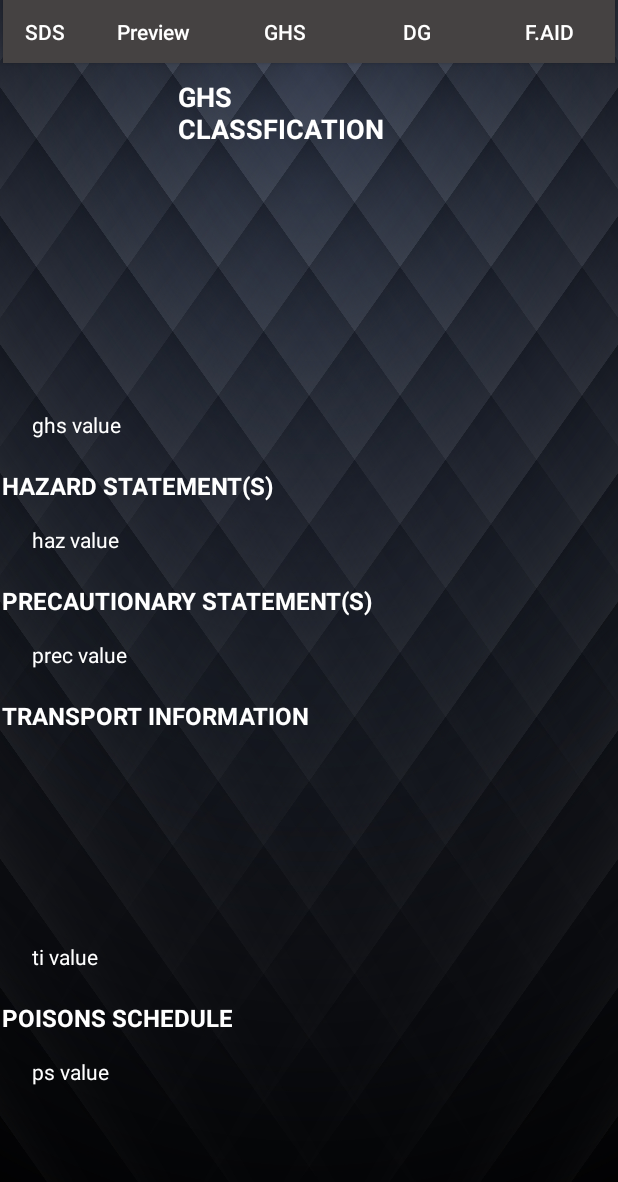
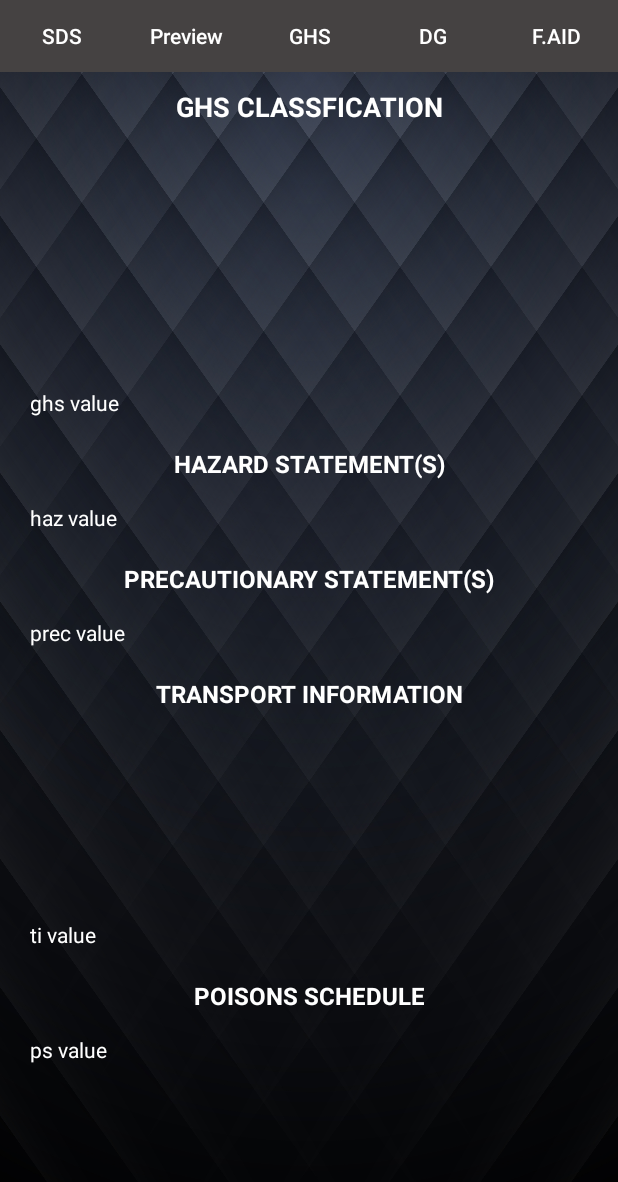
Before and after one commit to chemical-safety-international/InfosafeCSI-onMove-Android-, an Android app: the layout activity_sdsview_main_page_ac.xml on its own in the app's theme, with its tools: preview values and no code run, on a phone screen of 412 x 824 dp. Shown: the top 1182 px of the screen. Run offline under Robolectric (Android 15) with nearby library versions, the phone set to English and light mode, and no system bars.

Commit message:
Adjust progress bar and buttons layout

```diff
--- a/InfosafeCSIonMoveAndroid/app/src/main/java/com/chemicalsafety/infosafecsi_onmoveandroid/SDSViewMainPageAC.java
+++ b/InfosafeCSIonMoveAndroid/app/src/main/java/com/chemicalsafety/infosafecsi_onmoveandroid/SDSViewMainPageAC.java
@@ -36,6 +36,8 @@ public class SDSViewMainPageAC extends AppCompatActivity {
     Button sdsBtn, previewBtn, ghsBtn, dgBtn, faBtn;
 
     ProgressBar sdsprogressBar;
+
+    int sdsBtnwidth;
 
 //    private long mLastClickTime = 0;
     private boolean sdsget = false;
@@ -82,6 +84,11 @@ public class SDSViewMainPageAC extends AppCompatActivity {
 //        PrimeThread p = new PrimeThread(143);
 //        p.start();
 
+    }
+
+    public void onWindowFocusChanged(boolean hasFocus) {
+        super.onWindowFocusChanged(hasFocus);
+        sdsBtnwidth = sdsBtn.getWidth();
     }
 
     public void setValues() {
@@ -201,6 +208,8 @@ public class SDSViewMainPageAC extends AppCompatActivity {
 
                 previewBtn.setBackgroundColor(getResources().getColor(R.color.colorOrange));
                 sdsBtn.setBackgroundColor(Color.TRANSPARENT);
+
+                sdsprogressBar.getLayoutParams().width = sdsBtnwidth;
 
             }
         });
--- a/InfosafeCSIonMoveAndroid/app/src/main/java/com/chemicalsafety/infosafecsi_onmoveandroid/csiwcf/csiWCFMethods.java
+++ b/InfosafeCSIonMoveAndroid/app/src/main/java/com/chemicalsafety/infosafecsi_onmoveandroid/csiwcf/csiWCFMethods.java
@@ -18,8 +18,8 @@ import org.json.JSONObject;
 
 public class csiWCFMethods {
 
-    //private String url = "http://www.csinfosafe.com/CSIMD_WCF/CSI_MD_Service.svc/";
-    String url = "http://192.168.1.22/CSIMD_WCF/CSI_MD_Service.svc/";
+    private String url = "http://www.csinfosafe.com/CSIMD_WCF/CSI_MD_Service.svc/";
+    //String url = "http://192.168.1.22/CSIMD_WCF/CSI_MD_Service.svc/";
 
 
 
--- a/InfosafeCSIonMoveAndroid/app/src/main/res/layout/activity_sdsview_main_page_ac.xml
+++ b/InfosafeCSIonMoveAndroid/app/src/main/res/layout/activity_sdsview_main_page_ac.xml
@@ -7,84 +7,102 @@
     android:background="@drawable/card"
     tools:context=".SDSViewMainPageAC">
 
+    <androidx.constraintlayout.widget.ConstraintLayout
+        android:id="@+id/buttonsLayout"
+        android:layout_width="0dp"
+        android:layout_height="wrap_content"
+        app:layout_constraintEnd_toEndOf="parent"
+        app:layout_constraintStart_toStartOf="parent"
+        app:layout_constraintTop_toTopOf="parent">
+
         <ProgressBar
             android:id="@+id/sdsprogressBar"
             style="@style/Widget.AppCompat.ProgressBar.Horizontal"
-        android:layout_width="0dp"
-        android:layout_height="0dp"
+            android:layout_width="81dp"
+            android:layout_height="49dp"
             android:max="100"
             android:progress="0"
             android:progressTint="@color/colorLightBlack"
-        app:layout_constraintBottom_toBottomOf="@+id/sdsBtn"
-        app:layout_constraintEnd_toStartOf="@+id/prevBtn"
-        app:layout_constraintStart_toStartOf="@+id/sdsBtn"
-        app:layout_constraintTop_toTopOf="@+id/sdsBtn" />
+            app:layout_constraintBottom_toBottomOf="@+id/linearLayout"
+            app:layout_constraintStart_toStartOf="@+id/linearLayout"
+            app:layout_constraintTop_toTopOf="@+id/linearLayout" />
+
+        <LinearLayout
+            android:id="@+id/linearLayout"
+            android:layout_width="match_parent"
+            android:layout_height="0dp"
+            android:background="@android:color/transparent"
+            android:orientation="horizontal"
+            app:layout_constraintEnd_toEndOf="parent"
+            app:layout_constraintStart_toStartOf="parent"
+            app:layout_constraintTop_toTopOf="parent">
+
+
+            <Button
+                android:id="@+id/sdsBtn"
+                style="@style/Widget.AppCompat.Button.Borderless"
+                android:layout_width="wrap_content"
+                android:layout_height="wrap_content"
+                android:layout_weight="1"
+                android:background="@color/colorLightBlack"
+                android:onClick="sdsBtnTapped"
+                android:text="@string/sdsm_sdsbtn"
+                android:textColor="@android:color/white" />
 
             <Button
                 android:id="@+id/prevBtn"
-        android:layout_width="88dp"
-        android:layout_height="42dp"
+                style="@style/Widget.AppCompat.Button.Borderless"
+                android:layout_width="wrap_content"
+                android:layout_height="wrap_content"
+                android:layout_weight="1"
                 android:background="@color/colorLightBlack"
                 android:text="@string/sdsm_prevbtn"
                 android:textAllCaps="false"
-        android:textColor="@android:color/white"
-        app:layout_constraintEnd_toStartOf="@+id/ghsBtn"
-        app:layout_constraintTop_toTopOf="parent" />
+                android:textColor="@android:color/white" />
 
             <Button
                 android:id="@+id/ghsBtn"
-        android:layout_width="88dp"
-        android:layout_height="42dp"
+                style="@style/Widget.AppCompat.Button.Borderless"
+                android:layout_width="wrap_content"
+                android:layout_height="wrap_content"
+                android:layout_weight="1"
                 android:background="@color/colorLightBlack"
                 android:text="@string/sdsm_ghsbtn"
-        android:textColor="@android:color/white"
-        app:layout_constraintEnd_toStartOf="@+id/dgBtn"
-        app:layout_constraintTop_toTopOf="parent" />
-
-    <Button
-        android:id="@+id/sdsBtn"
-        android:layout_width="0dp"
-        android:layout_height="42dp"
-        android:layout_marginStart="2dp"
-        android:layout_marginLeft="2dp"
-        android:background="@color/colorLightBlack"
-        android:onClick="sdsBtnTapped"
-        android:text="@string/sdsm_sdsbtn"
-        android:textColor="@android:color/white"
-        app:layout_constraintEnd_toStartOf="@+id/prevBtn"
-        app:layout_constraintStart_toStartOf="parent"
-        app:layout_constraintTop_toTopOf="parent" />
+                android:textColor="@android:color/white" />
 
             <Button
                 android:id="@+id/dgBtn"
-        android:layout_width="88dp"
-        android:layout_height="42dp"
+                style="@style/Widget.AppCompat.Button.Borderless"
+                android:layout_width="wrap_content"
+                android:layout_height="wrap_content"
+                android:layout_weight="1"
                 android:background="@color/colorLightBlack"
                 android:text="@string/sdsm_dgbtn"
-        android:textColor="@android:color/white"
-        app:layout_constraintEnd_toStartOf="@+id/faidBtn"
-        app:layout_constraintTop_toTopOf="parent" />
+                android:textColor="@android:color/white" />
 
             <Button
                 android:id="@+id/faidBtn"
-        android:layout_width="88dp"
-        android:layout_height="42dp"
-        android:layout_marginEnd="2dp"
-        android:layout_marginRight="2dp"
+                style="@style/Widget.AppCompat.Button.Borderless"
+                android:layout_width="wrap_content"
+                android:layout_height="wrap_content"
+                android:layout_weight="1"
                 android:background="@color/colorLightBlack"
                 android:text="@string/sdsm_faidbtn"
-        android:textColor="@android:color/white"
-        app:layout_constraintEnd_toEndOf="parent"
-        app:layout_constraintTop_toTopOf="parent" />
+                android:textColor="@android:color/white" />
+
+
+        </LinearLayout>
+    </androidx.constraintlayout.widget.ConstraintLayout>
 
     <ScrollView
-        android:layout_width="410dp"
+        android:id="@+id/scrollView2"
+        android:layout_width="0dp"
         android:layout_height="0dp"
         android:fillViewport="true"
         app:layout_constraintBottom_toBottomOf="parent"
         app:layout_constraintEnd_toEndOf="parent"
         app:layout_constraintStart_toStartOf="parent"
-        app:layout_constraintTop_toBottomOf="@+id/prevBtn">
+        app:layout_constraintTop_toBottomOf="@+id/buttonsLayout">
 
         <androidx.constraintlayout.widget.ConstraintLayout
             android:layout_width="match_parent"
@@ -108,9 +126,10 @@
 
             <TextView
                 android:id="@+id/ghstitle"
-                android:layout_width="176dp"
+                android:layout_width="0dp"
                 android:layout_height="wrap_content"
                 android:layout_marginTop="10dp"
+                android:gravity="center"
                 android:text="@string/sdsm_ghstitle"
                 android:textColor="@android:color/white"
                 android:textSize="18sp"
@@ -176,6 +195,7 @@
                 android:layout_width="0dp"
                 android:layout_height="wrap_content"
                 android:layout_marginTop="20dp"
+                android:gravity="center"
                 android:text="@string/sdsm_haztitle"
                 android:textColor="@android:color/white"
                 android:textSize="16sp"
@@ -204,6 +224,7 @@
                 android:layout_width="0dp"
                 android:layout_height="wrap_content"
                 android:layout_marginTop="20dp"
+                android:gravity="center"
                 android:text="@string/sdsm_prectitle"
                 android:textColor="@android:color/white"
                 android:textSize="16sp"
@@ -232,6 +253,7 @@
                 android:layout_width="0dp"
                 android:layout_height="wrap_content"
                 android:layout_marginTop="20dp"
+                android:gravity="center"
                 android:text="@string/sdsm_transtitle"
                 android:textColor="@android:color/white"
                 android:textSize="16sp"
@@ -291,6 +313,7 @@
                 android:layout_width="0dp"
                 android:layout_height="wrap_content"
                 android:layout_marginTop="20dp"
+                android:gravity="center"
                 android:text="@string/sdsm_pstitle"
                 android:textColor="@android:color/white"
                 android:textSize="16sp"
@@ -318,6 +341,4 @@
     </ScrollView>
 
 
-
-
 </androidx.constraintlayout.widget.ConstraintLayout>
--- a/InfosafeCSIonMoveAndroid/app/src/main/res/layout/activity_view_sdspage_ac.xml
+++ b/InfosafeCSIonMoveAndroid/app/src/main/res/layout/activity_view_sdspage_ac.xml
@@ -8,8 +8,8 @@
 
     <com.github.barteksc.pdfviewer.PDFView
         android:id="@+id/pdfviewer"
-        android:layout_width="412dp"
-        android:layout_height="726dp"
+        android:layout_width="0dp"
+        android:layout_height="0dp"
         app:layout_constraintBottom_toBottomOf="parent"
         app:layout_constraintEnd_toEndOf="parent"
         app:layout_constraintStart_toStartOf="parent"
```
Also changed, not shown: 1 other file. Lines whose indentation alone changed are shown as unchanged.
